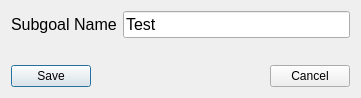
Above: UI/AddEditViewSubgoal.ui from cis422-goaltracker/goaltracker before the change. Below: the same form after it.
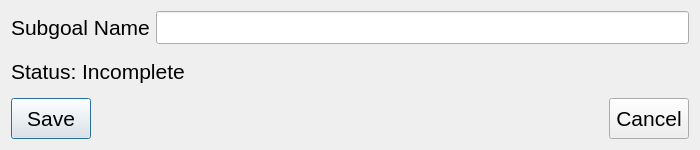
That is the form after the change.

Commit message: Updated font size and a few new elements for UI's

The edit to the form file:
```diff
--- a/UI/AddEditViewSubgoal.ui
+++ b/UI/AddEditViewSubgoal.ui
@@ -6,8 +6,8 @@
    <rect>
     <x>0</x>
     <y>0</y>
-    <width>361</width>
-    <height>98</height>
+    <width>700</width>
+    <height>150</height>
    </rect>
   </property>
   <property name="minimumSize">
@@ -19,7 +19,7 @@
   <property name="maximumSize">
    <size>
     <width>16777215</width>
-    <height>98</height>
+    <height>150</height>
    </size>
   </property>
   <property name="windowTitle">
@@ -38,7 +38,7 @@
        </property>
        <property name="font">
         <font>
-         <pointsize>12</pointsize>
+         <pointsize>16</pointsize>
         </font>
        </property>
        <property name="text">
@@ -53,33 +53,43 @@
       <widget class="QLineEdit" name="lineEdit">
        <property name="font">
         <font>
-         <pointsize>12</pointsize>
+         <pointsize>16</pointsize>
         </font>
        </property>
        <property name="text">
-        <string>Test</string>
+        <string/>
        </property>
       </widget>
      </item>
     </layout>
    </item>
    <item>
-    <spacer name="verticalSpacer">
-     <property name="orientation">
-      <enum>Qt::Vertical</enum>
+    <widget class="QLabel" name="label_status">
+     <property name="font">
+      <font>
+       <pointsize>16</pointsize>
+      </font>
      </property>
-     <property name="sizeHint" stdset="0">
-      <size>
-       <width>20</width>
-       <height>0</height>
-      </size>
+     <property name="text">
+      <string>Status: Incomplete</string>
      </property>
-    </spacer>
+    </widget>
    </item>
    <item>
     <layout class="QHBoxLayout" name="horizontalLayout">
      <item>
       <widget class="QPushButton" name="push_save">
+       <property name="sizePolicy">
+        <sizepolicy hsizetype="Minimum" vsizetype="Minimum">
+         <horstretch>0</horstretch>
+         <verstretch>0</verstretch>
+        </sizepolicy>
+       </property>
+       <property name="font">
+        <font>
+         <pointsize>16</pointsize>
+        </font>
+       </property>
        <property name="text">
         <string>Save</string>
        </property>
@@ -100,6 +110,17 @@
      </item>
      <item>
       <widget class="QPushButton" name="push_cancel">
+       <property name="sizePolicy">
+        <sizepolicy hsizetype="Minimum" vsizetype="Minimum">
+         <horstretch>0</horstretch>
+         <verstretch>0</verstretch>
+        </sizepolicy>
+       </property>
+       <property name="font">
+        <font>
+         <pointsize>16</pointsize>
+        </font>
+       </property>
        <property name="text">
         <string>Cancel</string>
        </property>
```
The commit also changes 2 other files.
